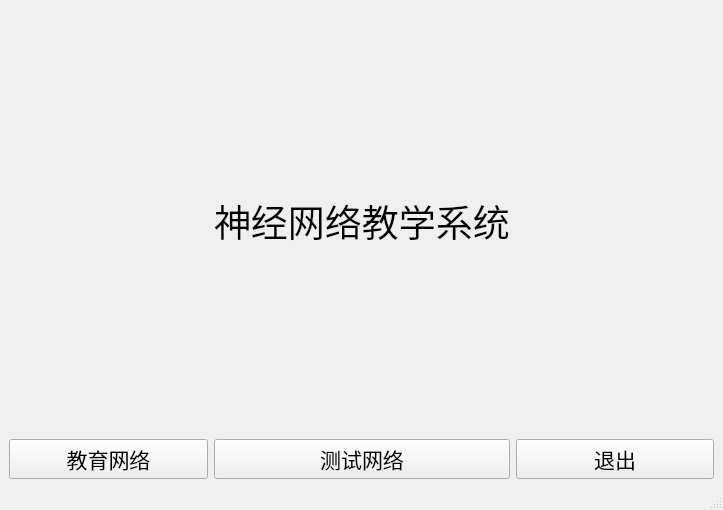
First picture: the form in main_windows.ui, repository leechfile/bpnet-edu, before the edit.
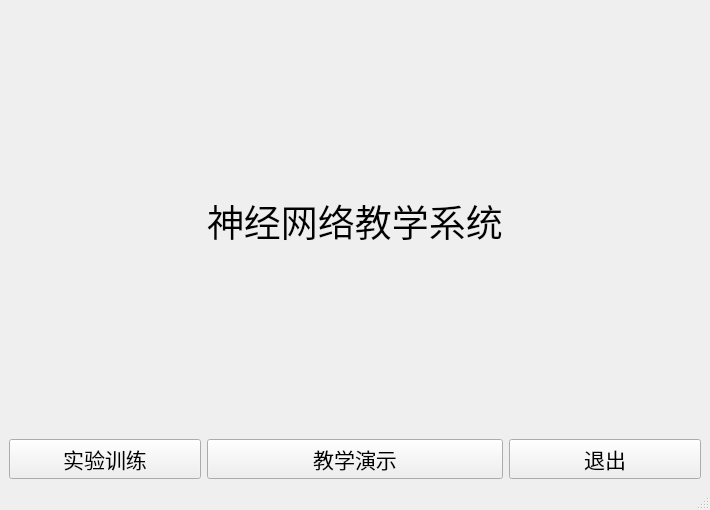
Second picture: the form after the edit.

```diff
--- a/main_windows.ui
+++ b/main_windows.ui
@@ -6,7 +6,7 @@
    <rect>
     <x>0</x>
     <y>0</y>
-    <width>723</width>
+    <width>710</width>
     <height>510</height>
    </rect>
   </property>
@@ -18,19 +18,6 @@
   </property>
   <widget class="QWidget" name="centralwidget">
    <layout class="QGridLayout" name="gridLayout">
-    <item row="2" column="0">
-     <widget class="QPushButton" name="edu_btn">
-      <property name="font">
-       <font>
-        <family>宋体</family>
-        <pointsize>16</pointsize>
-       </font>
-      </property>
-      <property name="text">
-       <string>教育网络</string>
-      </property>
-     </widget>
-    </item>
     <item row="2" column="1">
      <widget class="QPushButton" name="test_nerual">
       <property name="font">
@@ -40,11 +27,37 @@
        </font>
       </property>
       <property name="text">
-       <string>测试网络</string>
+       <string>实验训练</string>
       </property>
      </widget>
     </item>
-    <item row="1" column="1">
+    <item row="2" column="3">
+     <widget class="QPushButton" name="exit_btn">
+      <property name="font">
+       <font>
+        <family>宋体</family>
+        <pointsize>16</pointsize>
+       </font>
+      </property>
+      <property name="text">
+       <string>退出</string>
+      </property>
+     </widget>
+    </item>
+    <item row="2" column="2">
+     <widget class="QPushButton" name="edu_btn">
+      <property name="font">
+       <font>
+        <family>宋体</family>
+        <pointsize>16</pointsize>
+       </font>
+      </property>
+      <property name="text">
+       <string>教学演示</string>
+      </property>
+     </widget>
+    </item>
+    <item row="0" column="2">
      <widget class="QLabel" name="label">
       <property name="font">
        <font>
@@ -57,19 +70,6 @@
       </property>
      </widget>
     </item>
-    <item row="2" column="2">
-     <widget class="QPushButton" name="exit_btn">
-      <property name="font">
-       <font>
-        <family>宋体</family>
-        <pointsize>16</pointsize>
-       </font>
-      </property>
-      <property name="text">
-       <string>退出</string>
-      </property>
-     </widget>
-    </item>
    </layout>
   </widget>
   <widget class="QMenuBar" name="menubar">
```
Left out of the diff: 2 changed lines with no effect on the pictures.
